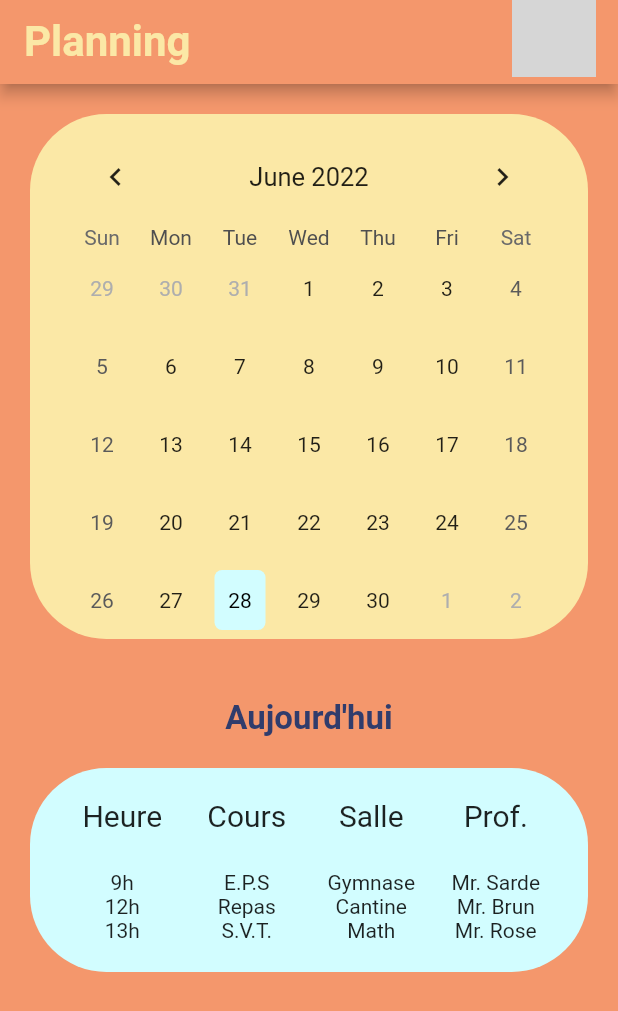
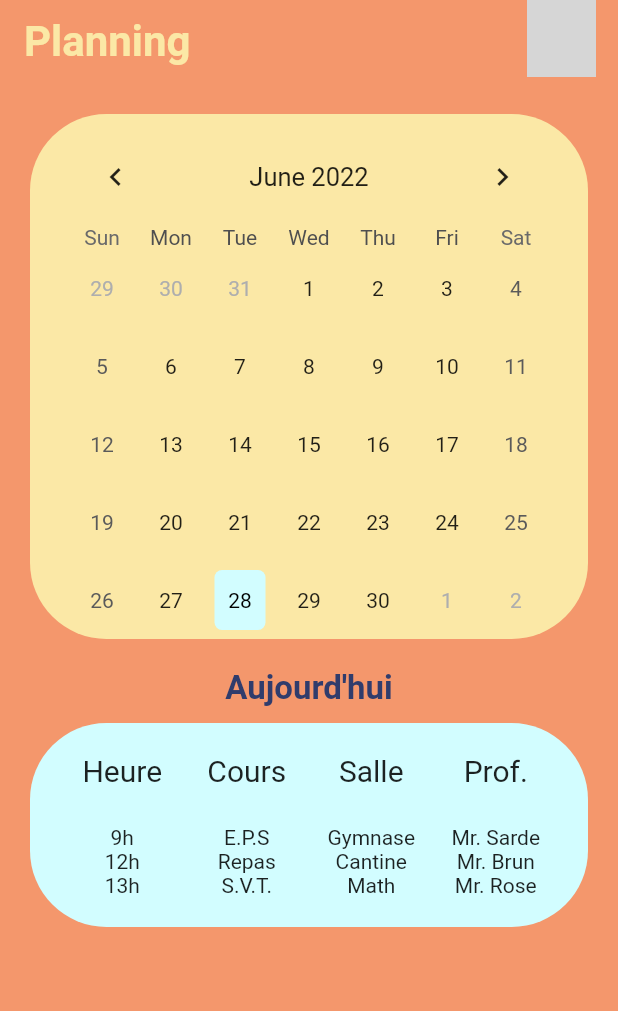
Before and after one commit to Necrelox/AR-U-Here, a Flutter app: the Planning screen opened directly, on a phone screen of 412 x 824 dp. Shown: the top 1011 px of the screen. Run offline on Flutter 3.47's test engine with Material 2 defaults, Android fonts, the phone set to English and light mode, and no system bars; drawn by our look-alikes of table_calendar; our stand-ins replace font_awesome_flutter, google_fonts; grey boxes are pictures that could not be loaded.

Commit message:
Size appbar

```diff
--- a/App/lib/dashboard/planning.dart
+++ b/App/lib/dashboard/planning.dart
@@ -31,15 +31,16 @@ class _PlanningState extends State<Planning> {
     return Scaffold(
       backgroundColor: const Color(0XFFF4976C),
       appBar: AppBar(
+        elevation: 0,
         centerTitle: false,
         actions: [
           Padding(
-            padding: EdgeInsets.fromLTRB(0, 0, 15, 5),
+            padding: const EdgeInsets.fromLTRB(0, 0, 15, 5),
             child:
               ClipRRect(
                 borderRadius: BorderRadius.circular(20), // Image border
                 child: SizedBox.fromSize(
-                  size: Size.fromRadius(28),
+                  size: const Size.fromRadius(23),
                   child: Image.asset(
                     './asset/marin.jpg',
                     fit: BoxFit.cover,
@@ -48,14 +49,14 @@ class _PlanningState extends State<Planning> {
               )
           ),
         ],
-        title: Text(
+        title: const Text(
           "Planning",
           style: TextStyle(
             color: Color(0XFFFBE8A6),
             fontSize: 28.0,
             fontWeight: FontWeight.bold),
           ),
-        backgroundColor: Color(0XFFF4976C),
+        backgroundColor: const Color(0XFFF4976C),
         automaticallyImplyLeading: false,
       ),
       body: SingleChildScrollView(
@@ -147,8 +148,8 @@ class _PlanningState extends State<Planning> {
                   alignment: Alignment.center,
                   padding: const EdgeInsets.fromLTRB(25,10,25,0),
                   margin: const EdgeInsets.only(
-                    top: 20,
-                    bottom: 10,
+                    top: 0,
+                    bottom: 0,
                     left: 20,
                     right: 20,
                   ),
--- a/App/pubspec.yaml
+++ b/App/pubspec.yaml
@@ -34,9 +34,9 @@ dependencies:
   # The following adds the Cupertino Icons font to your application.
   # Use with the CupertinoIcons class for iOS style icons.
   cupertino_icons: ^1.0.2
-  table_calendar: ^3.0.6
   google_fonts: ^2.1.0
   font_awesome_flutter: ^9.1.0
+  table_calendar: ^3.0.6
 
 dev_dependencies:
   flutter_test:
```
